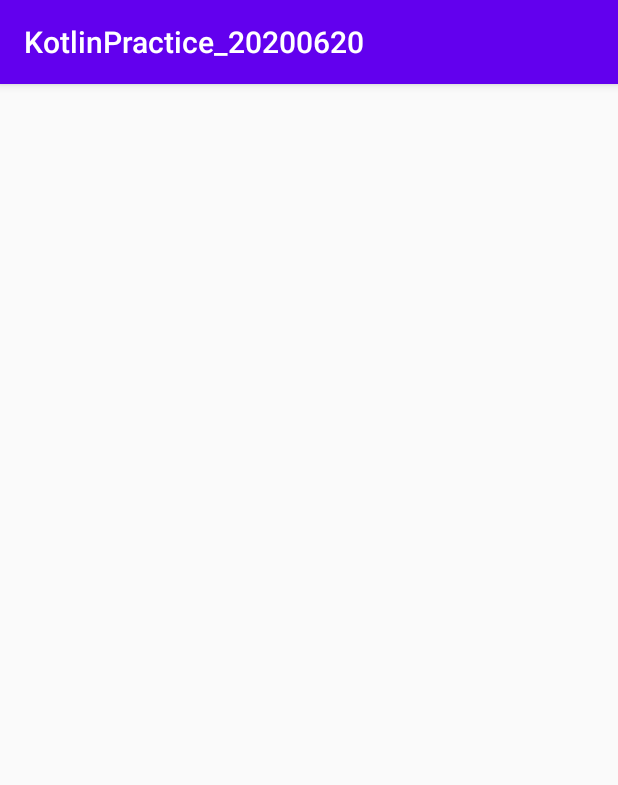
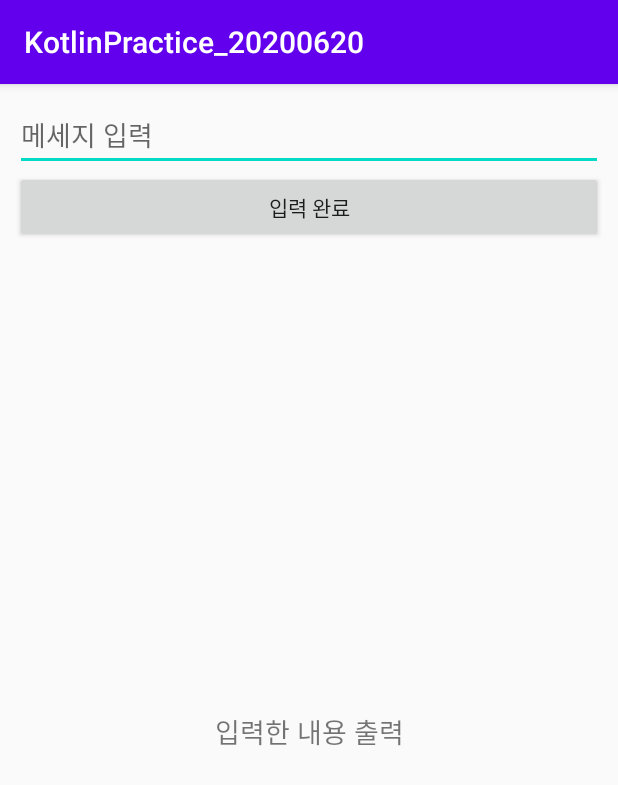
Before and after one commit to 4Namuproject/KotlinPractice_20200620, an Android app: the screen it shows after launch (MainActivity), on a phone screen of 412 x 824 dp. Shown: the top 785 px of the screen. Run offline under Robolectric (Android 15) with nearby library versions, the phone set to English and light mode, and no system bars.

Commit message:
초기 화면 구성

```diff
--- a/app/src/main/res/layout/activity_main.xml
+++ b/app/src/main/res/layout/activity_main.xml
@@ -4,8 +4,25 @@
     xmlns:tools="http://schemas.android.com/tools"
     android:layout_width="match_parent"
     android:layout_height="match_parent"
+    android:padding="10dp"
     android:orientation="vertical"
     tools:context=".MainActivity">
 
+    <EditText
+        android:layout_width="match_parent"
+        android:layout_height="wrap_content"
+        android:hint="메세지 입력" />
+
+    <Button
+        android:layout_width="match_parent"
+        android:layout_height="wrap_content"
+        android:text="입력 완료" />
+
+    <TextView
+        android:layout_width="match_parent"
+        android:layout_height="match_parent"
+        android:gravity="center"
+        android:text="입력한 내용 출력"
+        android:textSize="18sp"/>
 
 </LinearLayout>
```
